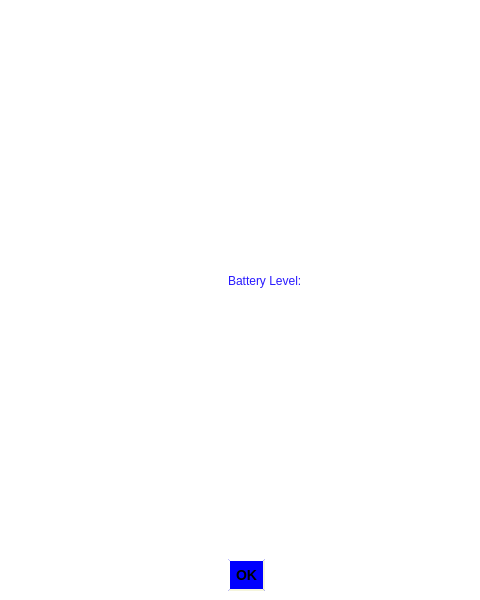
Above: MainWindow.ui from packituz16/Batery-Live before the change; both pictures show x 144 to 624 and y 0 to 600 of the 800 by 600 pixel window. Below: the same form after it.
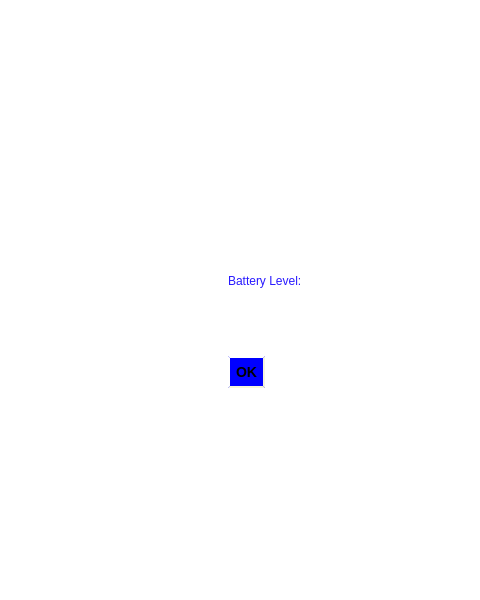
That is the form after the change. Icons and pictures are not drawn.

Diff of the .ui file:
```diff
--- a/MainWindow.ui
+++ b/MainWindow.ui
@@ -17,17 +17,61 @@
    <iconset resource="resource.qrc">
     <normaloff>:/icons8-spade-64.png</normaloff>:/icons8-spade-64.png</iconset>
   </property>
+  <property name="layoutDirection">
+   <enum>Qt::LeftToRight</enum>
+  </property>
   <property name="styleSheet">
    <string notr="true">background-color: rgba(255, 255, 255, 100);</string>
   </property>
   <widget class="QWidget" name="centralwidget">
-   <layout class="QFormLayout" name="formLayout_2">
+   <layout class="QGridLayout" name="gridLayout">
+    <item row="0" column="0">
+     <spacer name="verticalSpacer">
+      <property name="orientation">
+       <enum>Qt::Vertical</enum>
+      </property>
+      <property name="sizeHint" stdset="0">
+       <size>
+        <width>20</width>
+        <height>40</height>
+       </size>
+      </property>
+     </spacer>
+    </item>
+    <item row="1" column="0">
+     <widget class="QFrame" name="">
+      <layout class="QFormLayout" name="formLayout">
     <property name="fieldGrowthPolicy">
      <enum>QFormLayout::AllNonFixedFieldsGrow</enum>
     </property>
+       <property name="labelAlignment">
+        <set>Qt::AlignCenter</set>
+       </property>
     <property name="formAlignment">
      <set>Qt::AlignCenter</set>
     </property>
+       <item row="0" column="0">
+        <widget class="QLabel" name="label_2">
+         <property name="sizePolicy">
+          <sizepolicy hsizetype="Expanding" vsizetype="Expanding">
+           <horstretch>10</horstretch>
+           <verstretch>0</verstretch>
+          </sizepolicy>
+         </property>
+         <property name="styleSheet">
+          <string notr="true">background-color: rgba(255, 255, 255, 0);</string>
+         </property>
+         <property name="text">
+          <string/>
+         </property>
+         <property name="pixmap">
+          <pixmap resource="resource.qrc">:/icons8-battery-level-64.png</pixmap>
+         </property>
+         <property name="scaledContents">
+          <bool>false</bool>
+         </property>
+        </widget>
+       </item>
     <item row="0" column="1">
      <widget class="QLabel" name="label">
       <property name="sizePolicy">
@@ -46,25 +90,6 @@
       </property>
      </widget>
     </item>
-    <item row="0" column="0">
-     <widget class="QLabel" name="label_2">
-      <property name="sizePolicy">
-       <sizepolicy hsizetype="Expanding" vsizetype="Expanding">
-        <horstretch>0</horstretch>
-        <verstretch>0</verstretch>
-       </sizepolicy>
-      </property>
-      <property name="styleSheet">
-       <string notr="true">background-color: rgba(255, 255, 255, 0);</string>
-      </property>
-      <property name="text">
-       <string/>
-      </property>
-      <property name="pixmap">
-       <pixmap resource="resource.qrc">:/icons8-battery-level-64.png</pixmap>
-      </property>
-     </widget>
-    </item>
     <item row="1" column="1">
      <widget class="QPushButton" name="pushButton">
       <property name="sizePolicy">
@@ -92,7 +117,26 @@
       <property name="text">
        <string>OK</string>
       </property>
-     </widget>
+         <property name="flat">
+          <bool>false</bool>
+         </property>
+        </widget>
+       </item>
+      </layout>
+     </widget>
+    </item>
+    <item row="2" column="0">
+     <spacer name="verticalSpacer_2">
+      <property name="orientation">
+       <enum>Qt::Vertical</enum>
+      </property>
+      <property name="sizeHint" stdset="0">
+       <size>
+        <width>20</width>
+        <height>40</height>
+       </size>
+      </property>
+     </spacer>
     </item>
    </layout>
   </widget>
```
Lines whose indentation alone changed are shown as unchanged.
